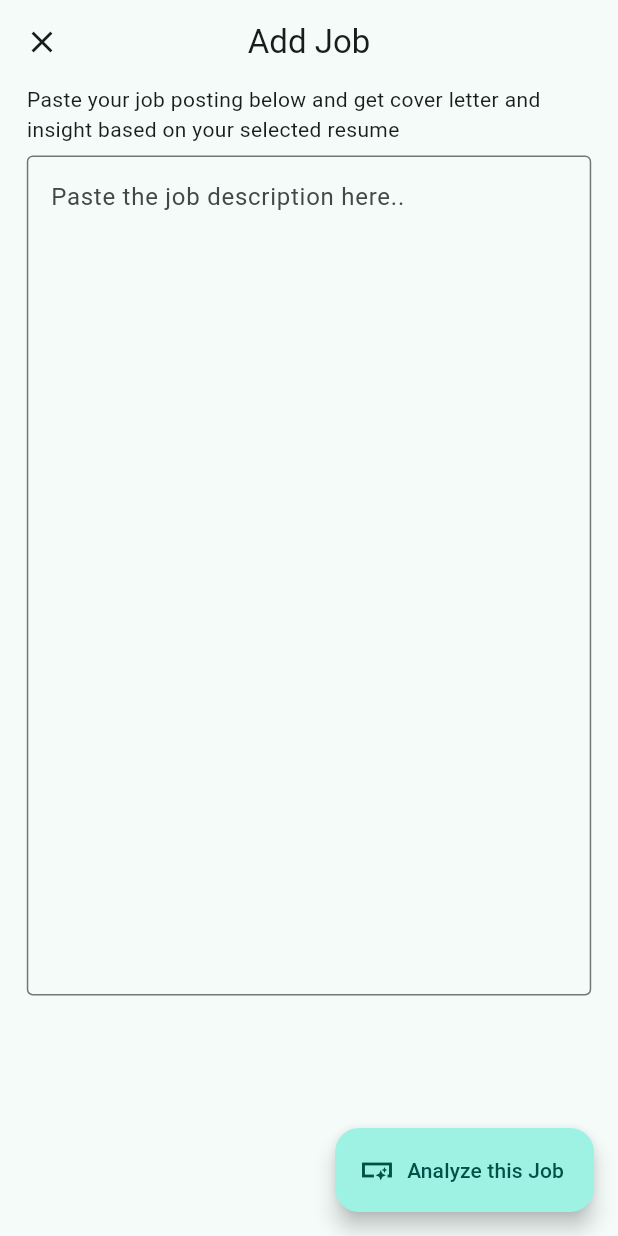
After one commit to ANTONINEUTRON/bespoke_ai_job_app, a Flutter app: the screen it shows after launch, item 3 of the bottom bar chosen, after a tap on "New Job", on a phone screen of 412 x 824 dp. The commit adds this screen. Run offline on Flutter 3.47's test engine with Material 3 defaults, Android fonts, the phone set to English and light mode, and no system bars; our stand-ins replace dotted_border, envied, equatable, file_picker, flutter_bloc, flutter_markdown and 5 more; missing offline and left inert: flutter_pdfview, pdfx; accounts and stored records are empty.

Commit message:
to work on resume item

```diff
--- /dev/null
+++ b/lib/features/jobs/blocs/jobs_bloc.dart
@@ -0,0 +1,43 @@
+import 'package:bespoke_ai_job_app/features/jobs/blocs/jobs_state.dart';
+import 'package:bespoke_ai_job_app/features/jobs/data/model/job.dart';
+import 'package:bespoke_ai_job_app/features/jobs/data/repository/job_repository.dart';
+import 'package:bespoke_ai_job_app/features/resume/data/model/resume_model.dart';
+import 'package:flutter_bloc/flutter_bloc.dart';
+
+class JobsBloc extends Cubit<JobsState> {
+  JobsBloc() : super(const JobsState()) {
+    fetchAllJobs();
+  }
+
+  final JobRepository _jobRepository = JobRepository();
+
+  void setJob(Job job) async {
+    // save to db
+    await _jobRepository.saveJob(job);
+
+    fetchAllJobs();
+  }
+
+  void fetchAllJobs() async {
+    List<Job> jobs = await _jobRepository.fetchJobs();
+    emit(state.copyWith(jobs: jobs));
+  }
+
+  void deleteJob(Job job) async {
+    await _jobRepository.deleteJob(job);
+    fetchAllJobs();
+  }
+
+  /// This function generate ai insight on the user resume in relation to the Job posted
+  /// the job has been set and saved in this state already
+  void generateAiInsight({required ResumeModel resume}) async {
+    String aiInsight = await _jobRepository.getAiResponse(
+      job: state.job!,
+      resume: resume,
+    );
+
+    emit(
+      state.copyWith(aiInsight: aiInsight),
+    );
+  }
+}
--- /dev/null
+++ b/lib/features/jobs/blocs/jobs_state.dart
@@ -0,0 +1,33 @@
+import 'package:bespoke_ai_job_app/features/jobs/data/model/job.dart';
+import 'package:equatable/equatable.dart';
+
+class JobsState extends Equatable {
+  const JobsState({
+    this.job,
+    this.jobs = const [],
+    this.aiInsight,
+  });
+
+  final Job? job;
+  final List<Job> jobs;
+  final String? aiInsight;
+
+  @override
+  List<Object?> get props => [
+        job,
+        jobs,
+        aiInsight,
+      ];
+
+  JobsState copyWith({
+    Job? job,
+    List<Job>? jobs,
+    String? aiInsight,
+  }) {
+    return JobsState(
+      job: job ?? this.job,
+      jobs: jobs ?? this.jobs,
+      aiInsight: aiInsight ?? this.aiInsight,
+    );
+  }
+}
--- /dev/null
+++ b/lib/features/jobs/data/model/job.dart
@@ -0,0 +1,18 @@
+import 'package:freezed_annotation/freezed_annotation.dart';
+import 'package:hive_flutter/hive_flutter.dart';
+
+part 'job.freezed.dart';
+part 'job.g.dart';
+
+@freezed
+class Job extends HiveObject with _$Job {
+  Job._();
+
+  @HiveType(typeId: 2)
+  factory Job({
+    @HiveField(1) required String id,
+    @HiveField(2) required String description,
+    @HiveField(3) String? aiInsight,
+    @HiveField(4) DateTime? date,
+  }) = _Job;
+}
--- /dev/null
+++ b/lib/features/jobs/data/repository/job_repository.dart
@@ -0,0 +1,53 @@
+import 'dart:io';
+
+import 'package:bespoke_ai_job_app/features/jobs/data/model/job.dart';
+import 'package:bespoke_ai_job_app/features/resume/data/model/resume_model.dart';
+import 'package:bespoke_ai_job_app/shared/app_constants.dart';
+import 'package:google_generative_ai/google_generative_ai.dart';
+import 'package:hive_flutter/hive_flutter.dart';
+
+class JobRepository {
+  final _jobBox = Hive.box<Job>(AppConstants.JOB_BOX_NAME);
+
+  Future<void> saveJob(Job job) async {
+    await _jobBox.put(job.id, job);
+  }
+
+  Future<List<Job>> fetchJobs() async {
+    return _jobBox.values.toList();
+  }
+
+  Future<void> deleteJob(Job job) async {
+    await _jobBox.delete(job.id);
+  }
+
+  Future<String> getAiResponse(
+      {required Job job, required ResumeModel resume}) async {
+    // get list of images
+    List<File> listOfFiles =
+        (resume.screenshots ?? []).map((path) => File(path)).toList();
+    // get DataPart from images
+    List<DataPart> dataparts = listOfFiles
+        .map(
+          (file) => DataPart(
+            "image/png",
+            file.readAsBytesSync(),
+          ),
+        )
+        .toList();
+
+    //prepare prompt
+    var prompt = TextPart(
+        "This is a Job posting ${job.description} provide insight if I am applying with the resume attached in the image");
+
+    final response = await AppConstants.GEMINI.generateContent([
+      Content.multi([
+        ...dataparts,
+        prompt,
+      ])
+    ]);
+
+    //return response
+    return response.text!;
+  }
+}
--- /dev/null
+++ b/lib/features/jobs/ui/pages/add_job_page.dart
@@ -0,0 +1,110 @@
+import 'package:bespoke_ai_job_app/extensions/widget_helpers.dart';
+import 'package:bespoke_ai_job_app/features/jobs/blocs/jobs_bloc.dart';
+import 'package:bespoke_ai_job_app/features/jobs/data/model/job.dart';
+import 'package:bespoke_ai_job_app/features/jobs/dialogs_ui/select_resume_view.dart';
+import 'package:flutter/material.dart';
+import 'package:flutter_bloc/flutter_bloc.dart';
+import 'package:flutter_screenutil/flutter_screenutil.dart';
+import 'package:uuid/uuid.dart';
+
+class AddJobPage extends StatefulWidget {
+  const AddJobPage({super.key, this.job});
+
+  static route({Job? job}) => MaterialPageRoute(
+        builder: (context) => AddJobPage(
+          job: job,
+        ),
+      );
+
+  final Job? job;
+
+  @override
+  State<AddJobPage> createState() => _AddJobPageState();
+}
+
+class _AddJobPageState extends State<AddJobPage> {
+  String? jobPosting;
+
+  late bool isEditMode;
+
+  TextEditingController _textEditingController = TextEditingController();
+
+  @override
+  void initState() {
+    super.initState();
+    isEditMode = widget.job != null;
+
+    if (isEditMode) {
+      _textEditingController.text = widget.job?.description ?? "";
+    }
+  }
+
+  @override
+  Widget build(BuildContext context) {
+    return Scaffold(
+      appBar: AppBar(
+        title: Text(isEditMode ? "Update Job" : "Add Job"),
+        centerTitle: true,
+        leading: const CloseButton(),
+      ),
+      body: Column(
+        children: [
+          const Text(
+            "Paste your job posting below and get cover letter and insight based on your selected resume",
+          ),
+          Expanded(
+            child: TextField(
+              controller: _textEditingController,
+              onChanged: (value) => jobPosting = value,
+              decoration: const InputDecoration(
+                hintText: "Paste the job description here..",
+                border: OutlineInputBorder(),
+              ),
+              maxLines: 22,
+            ).addSpacing(top: 8.h),
+          ),
+        ],
+      ).addSpacing(horizontal: 16.w),
+      floatingActionButton: FloatingActionButton.extended(
+        onPressed: () {
+          _showSelectResumeDialog(context);
+        },
+        label: const Text("Analyze this Job"),
+        icon: const Icon(Icons.smart_button_sharp),
+      ),
+    );
+  }
+
+  void _showSelectResumeDialog(BuildContext context) {
+    // validate the input
+    if (jobPosting == null || (jobPosting?.length ?? 0) < 10) {
+      ScaffoldMessenger.of(context).showSnackBar(
+        const SnackBar(
+          content: Text("Please enter a valid job posting"),
+        ),
+      );
+      return;
+    }
+
+    // Checks if we are editing a job or updating it
+    // in order to reuse object or create new object
+    Job job = isEditMode
+        ? widget.job!.copyWith(
+            description: jobPosting!,
+            date: DateTime.now(),
+          )
+        : Job(
+            id: const Uuid().v1(),
+            description: jobPosting!,
+          );
+
+    //set job details
+    context.read<JobsBloc>().setJob(job);
+
+    // show modal sheet for user to select resume
+    showModalBottomSheet(
+      context: context,
+      builder: (context) => const SelectResumeView(),
+    );
+  }
+}
--- a/lib/features/jobs/ui/pages/jobs_page.dart
+++ b/lib/features/jobs/ui/pages/jobs_page.dart
@@ -1,12 +1,41 @@
+import 'package:bespoke_ai_job_app/features/jobs/blocs/jobs_bloc.dart';
+import 'package:bespoke_ai_job_app/features/jobs/data/model/job.dart';
+import 'package:bespoke_ai_job_app/features/jobs/ui/pages/add_job_page.dart';
+import 'package:bespoke_ai_job_app/features/jobs/ui/widgets/job_item.dart';
 import 'package:flutter/material.dart';
+import 'package:flutter_bloc/flutter_bloc.dart';
+import 'package:flutter_screenutil/flutter_screenutil.dart';
 
 class JobsPage extends StatelessWidget {
   const JobsPage({super.key});
 
   @override
   Widget build(BuildContext context) {
-    return Container(
-      child: Text("JOBS PAGE"),
+    var jobs = context.watch<JobsBloc>().state.jobs;
+
+    return Scaffold(
+      appBar: AppBar(
+        title: const Text("My Jobs"),
+      ),
+      body: ListView(
+        padding: EdgeInsets.all(16.sp),
+        children: [
+          const Text("Discover Your Fit In order to find your next job"),
+          ...jobs.map(
+            (job) => JobItem(job: job,),
+          ),
+        ],
+      ),
+      floatingActionButton: FloatingActionButton.extended(
+        onPressed: () {
+          Navigator.push(
+            context,
+            AddJobPage.route(),
+          );
+        },
+        label: const Text("New Job"),
+        icon: const Icon(Icons.add),
+      ),
     );
   }
 }
--- a/lib/features/resume/data/repository/resume_repository.dart
+++ b/lib/features/resume/data/repository/resume_repository.dart
@@ -1,6 +1,4 @@
 import 'dart:io';
-
-import 'package:bespoke_ai_job_app/gen/env.dart';
 import 'package:bespoke_ai_job_app/shared/app_constants.dart';
 import 'package:bespoke_ai_job_app/features/resume/data/model/resume_model.dart';
 import 'package:bespoke_ai_job_app/shared/utility_functions.dart';
@@ -9,9 +7,7 @@ import 'package:google_generative_ai/google_generative_ai.dart';
 import 'package:hive_flutter/hive_flutter.dart';
 
 class ResumeRepository {
-  var resumeBox = Hive.box<ResumeModel>(RESUME_BOX_NAME);
-  final _model =
-      GenerativeModel(model: 'gemini-1.5-flash', apiKey: Env.geminiKey);
+  var resumeBox = Hive.box<ResumeModel>(AppConstants.RESUME_BOX_NAME);
 
   Future<String> saveFile({required File file}) async {
     return UtilityFunctions.saveFile(
@@ -61,9 +57,8 @@ class ResumeRepository {
 
     //prepare prompt
     var prompt = TextPart("Attached are image of a resume, review it");
-    print("Data Part SIze");
-    print(dataparts.length);
-    final response = await _model.generateContent([
+
+    final response = await AppConstants.GEMINI.generateContent([
       Content.multi([
         ...dataparts,
         prompt,
--- a/lib/main.dart
+++ b/lib/main.dart
@@ -1,3 +1,5 @@
+import 'package:bespoke_ai_job_app/features/jobs/blocs/jobs_bloc.dart';
+import 'package:bespoke_ai_job_app/features/jobs/data/model/job.dart';
 import 'package:bespoke_ai_job_app/shared/app_constants.dart';
 import 'package:bespoke_ai_job_app/features/home/ui/pages/home_page.dart';
 import 'package:bespoke_ai_job_app/features/resume/bloc/resume_bloc.dart';
@@ -14,8 +16,10 @@ void main() async {
   await Hive.initFlutter();
   //TypeID 1
   Hive.registerAdapter(ResumeModelImplAdapter());
+  Hive.registerAdapter(JobImplAdapter());
 
-  await Hive.openBox<ResumeModel>(RESUME_BOX_NAME);
+  await Hive.openBox<ResumeModel>(AppConstants.RESUME_BOX_NAME);
+  await Hive.openBox<Job>(AppConstants.JOB_BOX_NAME);
 
   runApp(const MyApp());
 
@@ -37,11 +41,15 @@ class MyApp extends StatelessWidget {
         BlocProvider(
           create: (context) => ResumeBloc(),
         ),
+        BlocProvider(
+          create: (context) => JobsBloc(),
+        ),
       ],
       child: MaterialApp(
         title: 'Bespoke',
         theme: ThemeData(
-          colorScheme: ColorScheme.fromSeed(seedColor: const Color(0XFF092C4C)),
+          // primaryColor: Colors.teal,
+          colorScheme: ColorScheme.fromSeed(seedColor: Colors.teal,primary: Colors.teal),
           useMaterial3: true,
           bottomNavigationBarTheme: const BottomNavigationBarThemeData(
             selectedItemColor: Color(0XFF092C4C),
@@ -52,6 +60,8 @@ class MyApp extends StatelessWidget {
               shape: RoundedRectangleBorder(
                 borderRadius: BorderRadius.circular(4.sp),
               ),
+              backgroundColor: Colors.teal,
+              foregroundColor: Colors.white,
             ),
           ),
         ),
--- a/lib/shared/app_constants.dart
+++ b/lib/shared/app_constants.dart
@@ -1 +1,10 @@
-const RESUME_BOX_NAME = "RESUME_BOX";
+import 'package:bespoke_ai_job_app/gen/env.dart';
+import 'package:google_generative_ai/google_generative_ai.dart';
+
+class AppConstants {
+  static String RESUME_BOX_NAME = "RESUME_BOX";
+  static String JOB_BOX_NAME = "JOB_BOX";
+
+  static final  GEMINI =
+      GenerativeModel(model: 'gemini-1.5-flash', apiKey: Env.geminiKey);
+}
--- a/pubspec.yaml
+++ b/pubspec.yaml
@@ -56,6 +56,7 @@ dependencies:
   google_generative_ai: ^0.4.3
   envied: ^0.5.4+1
   flutter_markdown: ^0.7.3
+  intl: ^0.19.0
 
 dev_dependencies:
   flutter_test:
```
Also changed, not shown: lib/features/jobs/dialogs_ui/job_ai_insights_view.dart (added, +56 -0 lines), lib/features/jobs/dialogs_ui/select_resume_view.dart (added, +39 -0 lines), lib/features/jobs/ui/widgets/job_item.dart (added, +51 -0 lines), lib/features/jobs/ui/widgets/resume_select_item.dart (added, +48 -0 lines), lib/features/jobs/data/model/job.freezed.dart (added), lib/features/jobs/data/model/job.g.dart (added), pubspec.lock.
